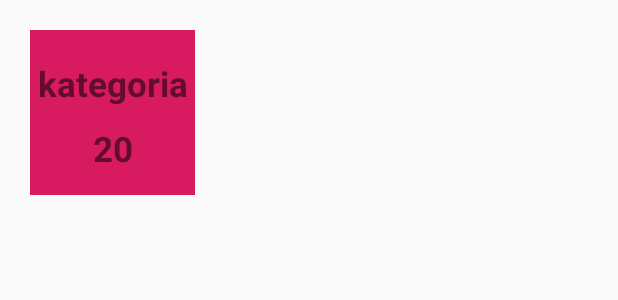
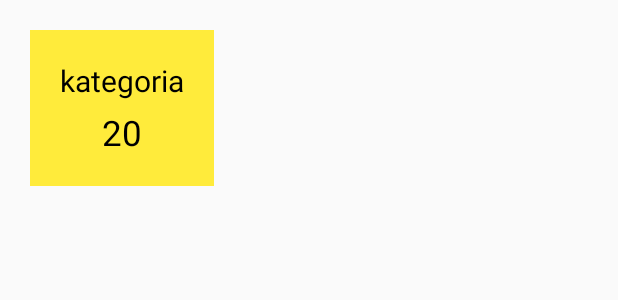
Before and after one commit to Krzysiudan/PytaniaRekrutacyjneProgramisty, an Android app: the layout recyclerview_item.xml on its own in the app's theme, with its tools: preview values and no code run, on a phone screen of 412 x 824 dp. Shown: the top 300 px of the screen. Run offline under Robolectric (Android 15) with nearby library versions, the phone set to English and light mode, and no system bars.

Commit message:
Bug fixes, changes in colours

```diff
--- a/app/src/main/res/layout/activity_language_choose.xml
+++ b/app/src/main/res/layout/activity_language_choose.xml
@@ -11,7 +11,8 @@ android:background="@drawable/backgroundsmaller">
     <TextView
 
             android:text="@string/wybierz_jezyk"
-            android:background="@color/design_default_color_primary_dark"
+            android:background="@color/colorPrimary"
+    android:textColor="#ffffff"
             android:layout_width="wrap_content"
             android:layout_height="wrap_content"
             android:id="@+id/textView_language_choose"
--- a/app/src/main/res/layout/recyclerview_item.xml
+++ b/app/src/main/res/layout/recyclerview_item.xml
@@ -3,8 +3,8 @@
         xmlns:android="http://schemas.android.com/apk/res/android"
         xmlns:app="http://schemas.android.com/apk/res-auto" xmlns:tools="http://schemas.android.com/tools" android:orientation="horizontal"
         android:padding="20dp"
-        android:layout_width="150dp"
-        android:layout_height="150dp">
+        android:layout_width="wrap_content"
+        android:layout_height="wrap_content">
 
     <androidx.constraintlayout.widget.ConstraintLayout
             android:layout_width="match_parent"
@@ -13,13 +13,16 @@
 
         <TextView
                 android:id="@+id/category_name"
-                android:textSize="23sp"
+                android:textSize="20sp"
                 android:text="@string/kategoria"
-                android:layout_width="109dp"
-                android:layout_height="63dp"
+                android:layout_width="wrap_content"
+                android:layout_height="wrap_content"
                 android:paddingTop="20dp"
+                android:paddingLeft="20dp"
+                android:paddingRight="20dp"
+                android:paddingBottom="0dp"
                 android:textAlignment="center"
-                android:textStyle="bold"
+                android:textColor="#000000"
                 app:layout_constraintTop_toTopOf="parent" app:layout_constraintEnd_toEndOf="parent"
                 app:layout_constraintStart_toStartOf="parent"
         />
@@ -28,7 +31,9 @@
                   android:layout_width="wrap_content" android:layout_height="wrap_content"
                   android:text="20"
                   android:textSize="23sp"
-                  android:textStyle="bold"
+                  android:paddingTop="5dp"
+                  android:paddingBottom="20dp"
+                  android:textColor="#000000"
                   app:layout_constraintTop_toBottomOf="@+id/category_name" app:layout_constraintEnd_toEndOf="parent"
                   android:layout_marginEnd="8dp" android:layout_marginRight="8dp"
                   app:layout_constraintStart_toStartOf="parent" android:layout_marginLeft="8dp"
--- a/app/src/main/res/values/colors.xml
+++ b/app/src/main/res/values/colors.xml
@@ -1,6 +1,10 @@
 <?xml version="1.0" encoding="utf-8"?>
 <resources>
-    <color name="colorPrimary">#008577</color>
-    <color name="colorPrimaryDark">#00574B</color>
-    <color name="colorAccent">#D81B60</color>
+    <color name="colorPrimary">#303f9f</color>
+    <color name="colorPrimaryDark">#001970</color>
+    <color name="colorPrimaryLight">#666ad1</color>
+
+    <color name="colorAccent">#ffeb3b</color>
+    <color name="colorAccentLight">#ffff72</color>
+    <color name="colorAccentDark">#c8b900</color>
 </resources>
```
Also changed, not shown: app/src/main/java/com/krzysiudan/pytaniarekrutacyjne/ActivityQuestionChoose.java (+22 -1 lines), app/src/main/java/com/krzysiudan/pytaniarekrutacyjne/DatabaseAccess.java (+12 -0 lines), app/src/main/java/com/krzysiudan/pytaniarekrutacyjne/MyRecyclerViewAdapter.java (+8 -6 lines), app/src/main/res/layout/activity_question_choose.xml (+20 -14 lines).
